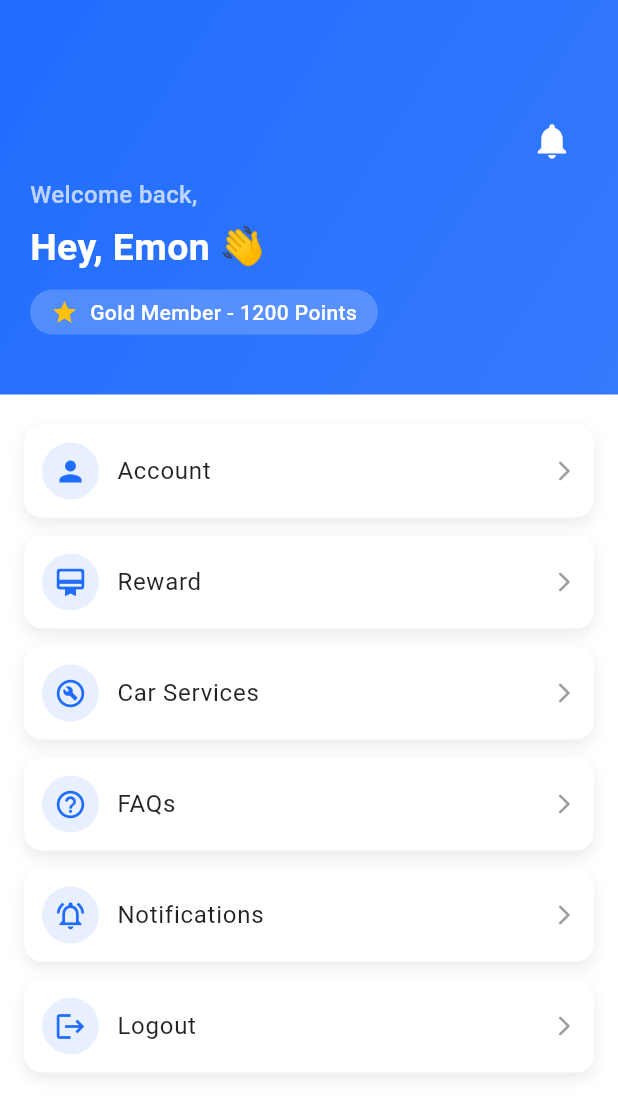
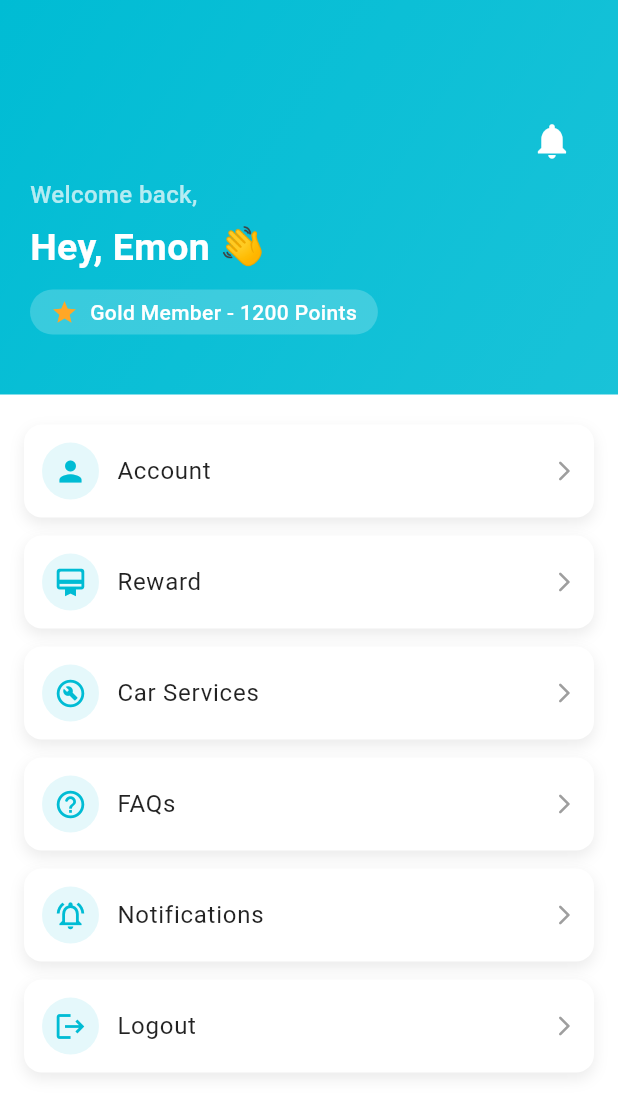
Before and after one commit to MTS-Services/Batteryqk_web-version-App-, a Flutter app: the MenuScreen screen opened directly, on a phone screen of 412 x 824 dp. Shown: the top 1116 px of the screen. Run offline on Flutter 3.47's test engine with Material 3 defaults, Android fonts, the phone set to English and light mode, and no system bars; our stand-ins replace dropdown_button2, font_awesome_flutter, google_fonts, pin_code_fields.

Commit message:
menu page updated

```diff
--- a/lib/features/authentication/views/menu_screen.dart
+++ b/lib/features/authentication/views/menu_screen.dart
@@ -44,7 +44,7 @@ class _MenuScreenState extends State<MenuScreen> {
     Icons.logout,
   ];
 
-  final Color primaryColor = const Color(0xFF206CFD);
+  final Color primaryColor = AppColor.blueColor;
 
   @override
   Widget build(BuildContext context) {
@@ -113,7 +113,7 @@ class _MenuScreenState extends State<MenuScreen> {
                   child: Row(
                     mainAxisSize: MainAxisSize.min,
                     children: const [
-                      Icon(Icons.star, size: 18, color: Colors.amber),
+                      Icon(Icons.star, size: 18, color: AppColor.orangeColor),
                       SizedBox(width: 8),
                       Text(
                         'Gold Member - 1200 Points',
```
